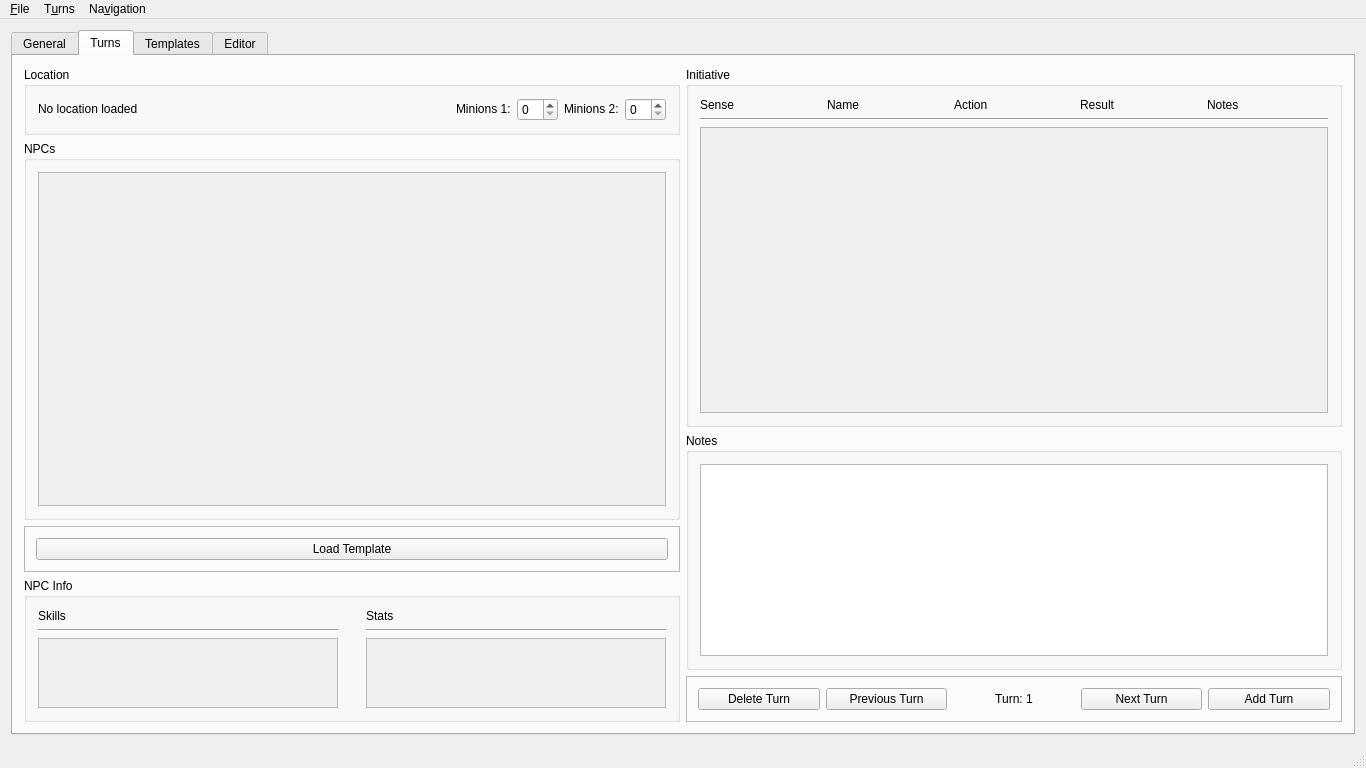
Before: the Qt Designer form src/mainwindow.ui in zobin8/talented-gm, drawn with Qt 5.
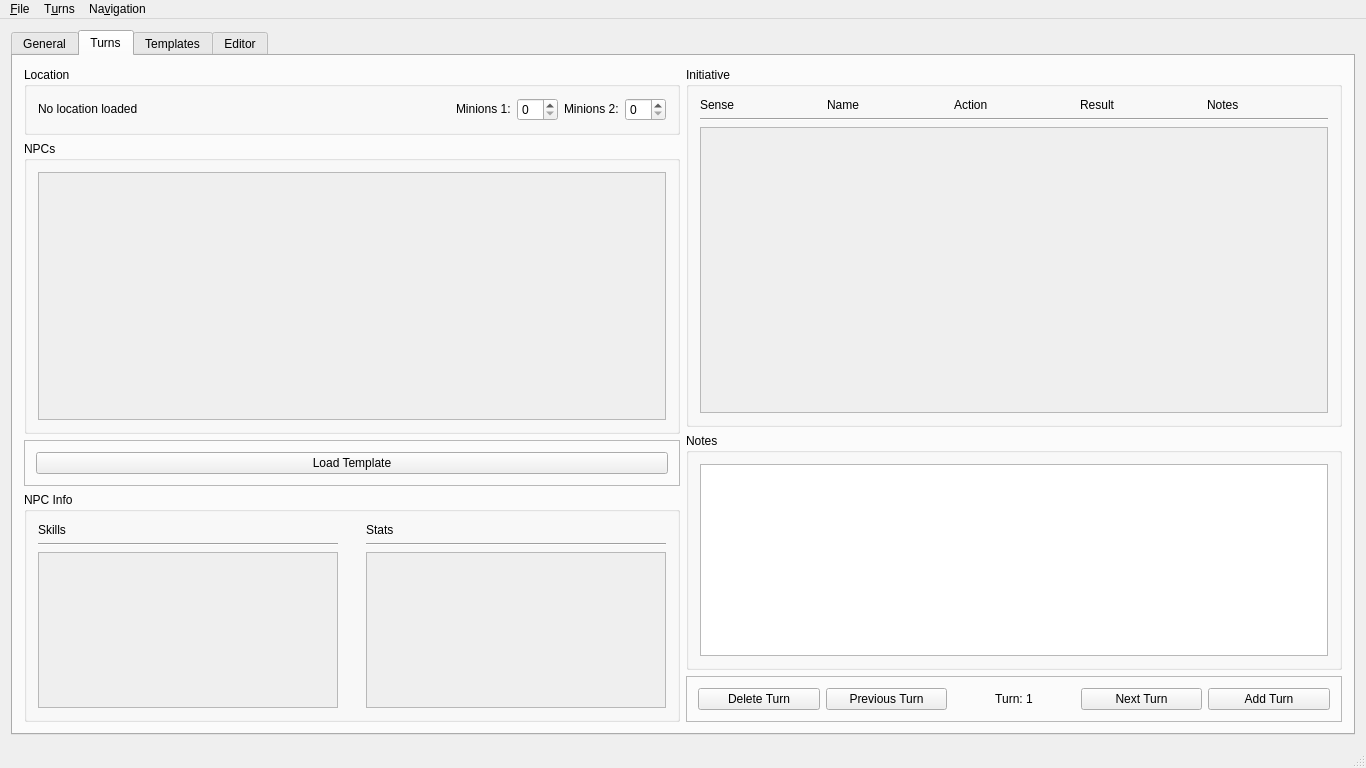
After: the same form once the commit is applied.

Commit message: Added frontend to the NPC viewer  * More NPC info can now be viewed in the turn tab.  * This includes stats and skills for now.

Patch:
```diff
--- a/src/mainwindow.ui
+++ b/src/mainwindow.ui
@@ -228,7 +228,7 @@
                    <x>0</x>
                    <y>0</y>
                    <width>639</width>
-                   <height>388</height>
+                   <height>287</height>
                   </rect>
                  </property>
                  <layout class="QVBoxLayout" name="verticalLayout_27"/>
@@ -286,6 +286,12 @@
                <verstretch>0</verstretch>
               </sizepolicy>
              </property>
+             <property name="minimumSize">
+              <size>
+               <width>0</width>
+               <height>230</height>
+              </size>
+             </property>
              <property name="title">
               <string>NPC Info</string>
              </property>
@@ -342,7 +348,7 @@
                       <x>0</x>
                       <y>0</y>
                       <width>308</width>
-                      <height>63</height>
+                      <height>164</height>
                      </rect>
                     </property>
                     <layout class="QVBoxLayout" name="verticalLayout_24"/>
@@ -392,7 +398,7 @@
                       <x>0</x>
                       <y>0</y>
                       <width>308</width>
-                      <height>63</height>
+                      <height>164</height>
                      </rect>
                     </property>
                     <layout class="QVBoxLayout" name="verticalLayout_23"/>
```
The commit also changes 5 other files.
